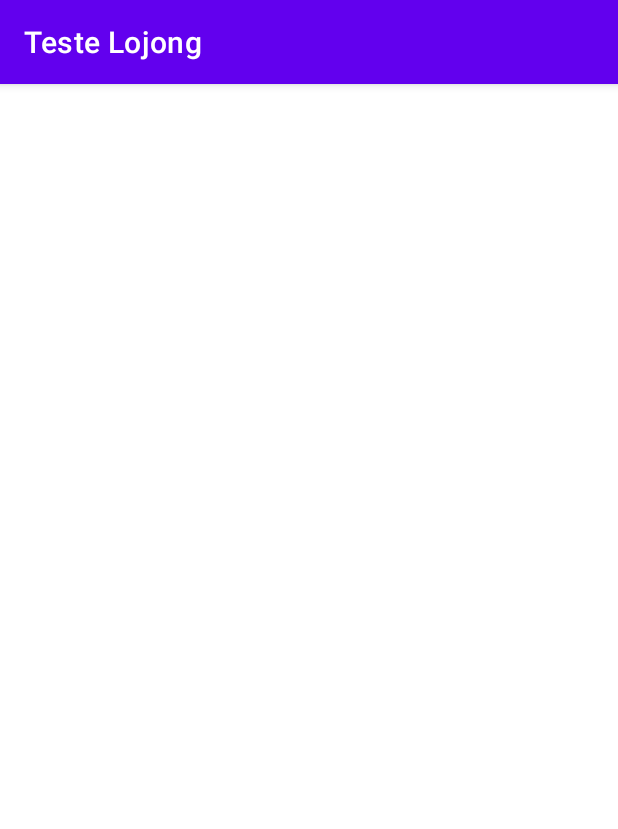
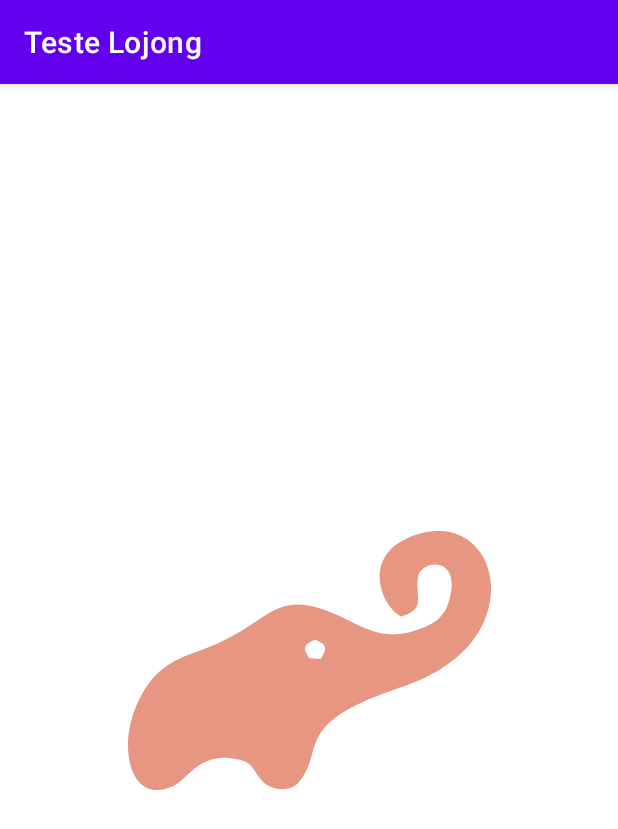
Before and after one commit to Matheus-MNS/android-teste-lojong, an Android app: the first screen one second after launch (MainActivity), on a phone screen of 412 x 824 dp. Shown: the top 829 px of the screen. Run offline under Robolectric (Android 15) with nearby library versions, the phone set to English and light mode, and no system bars.

Commit message:
Splash implemented

```diff
--- a/app/build.gradle
+++ b/app/build.gradle
@@ -1,6 +1,7 @@
 plugins {
     id 'com.android.application'
     id 'kotlin-android'
+    id 'androidx.navigation.safeargs'
 }
 
 android {
--- a/app/src/main/java/com/matheus/testelojong/base_app/SplashFragment.kt
+++ b/app/src/main/java/com/matheus/testelojong/base_app/SplashFragment.kt
@@ -1,11 +1,13 @@
 package com.matheus.testelojong.base_app
 
 import android.os.Bundle
+import android.os.Handler
+import android.os.Looper
 import androidx.fragment.app.Fragment
 import android.view.LayoutInflater
 import android.view.View
 import android.view.ViewGroup
-import com.matheus.testelojong.R
+import androidx.navigation.fragment.findNavController
 import com.matheus.testelojong.databinding.FragmentSplashBinding
 
 
@@ -21,4 +23,14 @@ class SplashFragment : Fragment() {
         binding = FragmentSplashBinding.inflate(inflater, container, false)
         return binding.root
     }
+
+    override fun onViewCreated(view: View, savedInstanceState: Bundle?) {
+        super.onViewCreated(view, savedInstanceState)
+
+        Handler(Looper.getMainLooper()).postDelayed({
+            findNavController().navigate(
+                SplashFragmentDirections.actionSplashFragmentToHomeFragment()
+            )
+        }, 3000)
+    }
 }
--- a/app/src/main/java/com/matheus/testelojong/feature/home/presetantion/Placeholder.kt
+++ /dev/null
@@ -1 +0,0 @@
-package com.matheus.testelojong.feature.home.presetantion
--- /dev/null
+++ b/app/src/main/res/drawable/ic_lojong_logo.xml
@@ -0,0 +1,14 @@
+<vector xmlns:android="http://schemas.android.com/apk/res/android"
+    android:width="242.3dp"
+    android:height="172.72dp"
+    android:viewportWidth="242.3"
+    android:viewportHeight="172.72">
+  <path
+      android:pathData="M182.28,57.07c18.47,-5.53 7.86,-14.23 11.89,-28.77 6.07,-10.23 29.14,-9.5 19.62,19.93 -2.52,7.77 -7.72,12.64 -15.47,15.73 -21.84,8.65 -32.22,5.19 -50.35,-3.91 -48.29,-24.32 -48.63,-3.18 -87.11,14.46 -17.87,8.19 -27.54,8.41 -40.86,20.12 -8.55,7.54 -18.47,25.8 -19.81,43.29C-1.33,157.28 6.15,180.18 29.55,170.36c11,-4.59 17.75,-24.55 45.12,-17.83 9.54,2.36 9.4,8.59 15.29,14.52s18.24,7.48 24.05,0.54c18,-21.6 -4.46,-38.61 63.58,-61.8 19.13,-6.55 28.28,-10.8 41.49,-21.29 30.16,-24 30.73,-68 2.94,-81.35 -16.24,-7.8 -38.28,0.14 -47.34,9.78 -13.44,14.28 -4.52,37.58 7.6,44.13Z"
+      android:fillColor="#e69681"
+      android:fillType="evenOdd"/>
+  <path
+      android:pathData="M121.15,84.85l7.41,0.51c5.09,-6.89 3.8,-10.09 -3.69,-12.78 -7.52,2.72 -8.66,5.87 -3.72,12.27Z"
+      android:fillColor="#fff"
+      android:fillType="evenOdd"/>
+</vector>
--- a/app/src/main/res/layout/fragment_splash.xml
+++ b/app/src/main/res/layout/fragment_splash.xml
@@ -1,9 +1,17 @@
 <?xml version="1.0" encoding="utf-8"?>
-<FrameLayout xmlns:android="http://schemas.android.com/apk/res/android"
+<androidx.constraintlayout.widget.ConstraintLayout xmlns:android="http://schemas.android.com/apk/res/android"
+    xmlns:app="http://schemas.android.com/apk/res-auto"
     xmlns:tools="http://schemas.android.com/tools"
     android:layout_width="match_parent"
     android:layout_height="match_parent"
     tools:context=".base_app.SplashFragment">
 
-
-</FrameLayout>
+    <androidx.appcompat.widget.AppCompatImageView
+        android:layout_width="wrap_content"
+        android:layout_height="wrap_content"
+        app:layout_constraintBottom_toBottomOf="parent"
+        app:layout_constraintEnd_toEndOf="parent"
+        app:layout_constraintStart_toStartOf="parent"
+        app:layout_constraintTop_toTopOf="parent"
+        app:srcCompat="@drawable/ic_lojong_logo" />
+</androidx.constraintlayout.widget.ConstraintLayout>
--- a/app/src/main/res/navigation/main_nav_graph.xml
+++ b/app/src/main/res/navigation/main_nav_graph.xml
@@ -3,11 +3,22 @@
     xmlns:app="http://schemas.android.com/apk/res-auto"
     xmlns:tools="http://schemas.android.com/tools"
     android:id="@+id/main_nav_graph"
-    app:startDestination="@id/nav_splash_fragment">
+    app:startDestination="@id/splashFragment">
 
     <fragment
-        android:id="@+id/nav_splash_fragment"
+        android:id="@+id/splashFragment"
         android:name="com.matheus.testelojong.base_app.SplashFragment"
         android:label="fragment_splash"
-        tools:layout="@layout/fragment_splash" />
+        tools:layout="@layout/fragment_splash" >
+        <action
+            android:id="@+id/action_splashFragment_to_homeFragment"
+            app:destination="@id/homeFragment"
+            app:popUpTo="@id/splashFragment"
+            app:popUpToInclusive="true" />
+    </fragment>
+    <fragment
+        android:id="@+id/homeFragment"
+        android:name="com.matheus.testelojong.feature.home.presetantion.HomeFragment"
+        android:label="fragment_home"
+        tools:layout="@layout/fragment_home" />
 </navigation>
--- a/app/src/main/res/values/colors.xml
+++ b/app/src/main/res/values/colors.xml
@@ -7,4 +7,5 @@
     <color name="teal_700">#FF018786</color>
     <color name="black">#FF000000</color>
     <color name="white">#FFFFFFFF</color>
+    <color name="background_color">#9BDA5E</color>
 </resources>
--- a/build.gradle
+++ b/build.gradle
@@ -11,6 +11,7 @@ buildscript {
         androidjunit_version = "1.1.2"
         espresso_version = "3.3.0"
         navigation_version = "2.3.5"
+        safeargs_version = "1.0.0"
     }
     repositories {
         google()
@@ -19,6 +20,7 @@ buildscript {
     dependencies {
         classpath "com.android.tools.build:gradle:4.2.1"
         classpath "org.jetbrains.kotlin:kotlin-gradle-plugin:$kotlin_version"
+        classpath "android.arch.navigation:navigation-safe-args-gradle-plugin:$safeargs_version"
 
         // NOTE: Do not place your application dependencies here; they belong
         // in the individual module build.gradle files
```
Also changed, not shown: app/src/main/java/com/matheus/testelojong/feature/home/presetantion/HomeFragment.kt (added, +22 -0 lines), app/src/main/res/layout/fragment_home.xml (added, +10 -0 lines).
